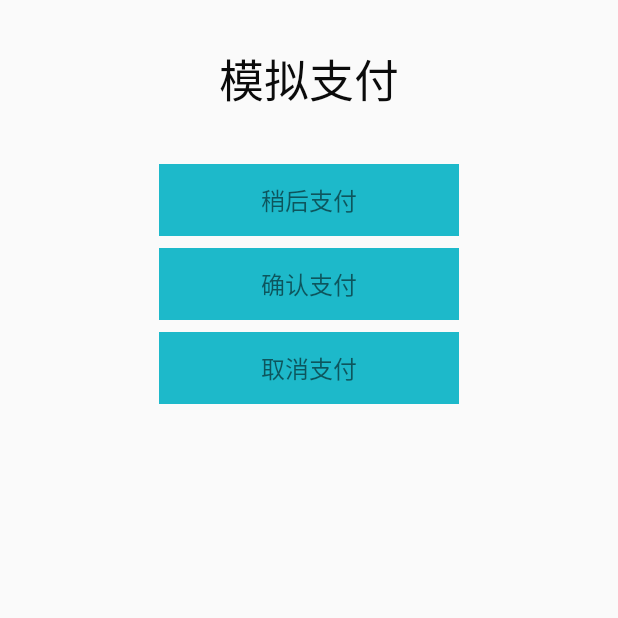
After one commit to tanglonghui/ticketsellingsystemAPP, an Android app: the PayActivity screen opened directly, with no data from a screen before it, on a phone screen of 412 x 824 dp, the top half of it. The commit adds this screen. Run offline under Robolectric (Android 15) with nearby library versions, the phone set to English and light mode, and no system bars.

Commit message:
22.0 小锤

```diff
--- a/app/src/main/AndroidManifest.xml
+++ b/app/src/main/AndroidManifest.xml
@@ -46,8 +46,9 @@
         <activity android:name=".ui.activity.CityPickerActivity" />
         <activity android:name=".ui.activity.TrainListActivity" />
         <activity android:name=".ui.activity.BuyActivity" />
-        <activity android:name=".ui.activity.MyPasengerActivity"/>
-        <activity android:name=".ui.activity.AddPasengerActivity"/>
+        <activity android:name=".ui.activity.MyPasengerActivity" />
+        <activity android:name=".ui.activity.AddPasengerActivity" />
+        <activity android:name=".ui.activity.PayActivity"></activity>
     </application>
 
 </manifest>
--- a/app/src/main/java/org/ironman/ticketsellingsystem/model/TrainInfo.java
+++ b/app/src/main/java/org/ironman/ticketsellingsystem/model/TrainInfo.java
@@ -1,5 +1,6 @@
 package org.ironman.ticketsellingsystem.model;
 
+import java.io.Serializable;
 import java.util.List;
 
 import cn.droidlover.xdroidmvp.net.IModel;
@@ -103,7 +104,7 @@ public class TrainInfo implements IModel {
         return null;
     }
 
-    public class ListEntity {
+    public class ListEntity implements Serializable {
         /**
          * startPlace : 长沙
          * businessSeat : 100
--- /dev/null
+++ b/app/src/main/java/org/ironman/ticketsellingsystem/ui/activity/PayActivity.java
@@ -0,0 +1,15 @@
+package org.ironman.ticketsellingsystem.ui.activity;
+
+import android.support.v7.app.AppCompatActivity;
+import android.os.Bundle;
+
+import org.ironman.ticketsellingsystem.R;
+
+public class PayActivity extends AppCompatActivity {
+
+    @Override
+    protected void onCreate(Bundle savedInstanceState) {
+        super.onCreate(savedInstanceState);
+        setContentView(R.layout.activity_pay);
+    }
+}
--- a/app/src/main/java/org/ironman/ticketsellingsystem/ui/activity/TrainListActivity.java
+++ b/app/src/main/java/org/ironman/ticketsellingsystem/ui/activity/TrainListActivity.java
@@ -111,6 +111,7 @@ public class TrainListActivity extends XActivity<PTrainList> implements View.OnC
             public void OnClickListener(TrainInfo.ListEntity bean) {
                 //跳转到订票界面
                 Intent intent=new Intent(TrainListActivity.this,BuyActivity.class);
+                intent.putExtra("TrainInfoBean",bean);
                 startActivity(intent);
             }
         });
--- a/app/src/main/res/layout/activity_buy.xml
+++ b/app/src/main/res/layout/activity_buy.xml
@@ -82,6 +82,7 @@
             android:orientation="horizontal">
 
             <LinearLayout
+                android:background="@color/colorPrimary"
                 android:layout_width="wrap_content"
                 android:layout_height="wrap_content"
                 android:layout_margin="8dp"
--- /dev/null
+++ b/app/src/main/res/layout/activity_pay.xml
@@ -0,0 +1,37 @@
+<?xml version="1.0" encoding="utf-8"?>
+<LinearLayout xmlns:android="http://schemas.android.com/apk/res/android"
+    xmlns:tools="http://schemas.android.com/tools"
+    android:layout_width="match_parent"
+    android:layout_height="match_parent"
+    android:orientation="vertical"
+    tools:context="org.ironman.ticketsellingsystem.ui.activity.PayActivity">
+<TextView
+    android:layout_width="match_parent"
+    android:layout_height="wrap_content"
+    android:textSize="30sp"
+    android:gravity="center"
+    android:textColor="#0b0b0b"
+    android:layout_margin="30dp"
+    android:text="模拟支付"
+    />
+    <TextView
+        android:id="@+id/tv_wait"
+        style="@style/ButtonStyle"
+        android:layout_gravity="center"
+        android:layout_margin="4dp"
+        android:text="稍后支付" />
+
+    <TextView
+        android:id="@+id/tv_pay"
+        style="@style/ButtonStyle"
+        android:layout_gravity="center"
+        android:layout_margin="4dp"
+        android:text="确认支付" />
+
+    <TextView
+        android:id="@+id/tv_cancel"
+        style="@style/ButtonStyle"
+        android:layout_gravity="center"
+        android:layout_margin="4dp"
+        android:text="取消支付" />
+</LinearLayout>
```
